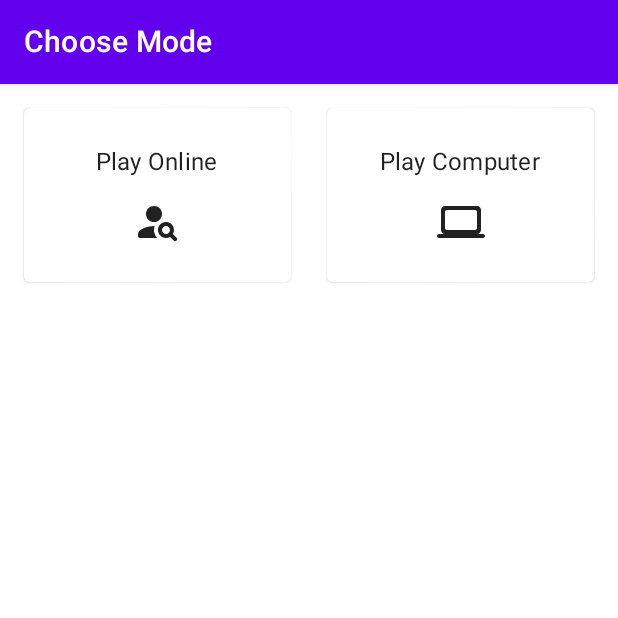
After one commit to jlmcdonnell/chess, an Android app built with Jetpack Compose: the ChooseModeScreen screen opened through its navigation route, on a phone screen of 412 x 824 dp, the top half of it. The commit adds this screen. Run offline under Robolectric (Android 15) with nearby library versions, the phone set to English and light mode, and no system bars; our stand-ins replace Dagger/Hilt's generated code.

Commit message:
Add ChooseModeScreen

```diff
--- a/app/build.gradle
+++ b/app/build.gradle
@@ -78,6 +78,7 @@ dependencies {
     implementation "androidx.compose.foundation:foundation:1.4.0-beta01"
     implementation "androidx.compose.material:material:1.4.0-beta01"
     implementation "androidx.compose.ui:ui-tooling-preview:1.4.0-beta01"
+    implementation "androidx.compose.material:material-icons-extended:1.3.1"
     debugImplementation "androidx.compose.ui:ui-tooling:1.4.0-beta01"
     debugImplementation "androidx.compose.runtime:runtime-tracing:1.0.0-alpha02"
 
--- a/app/src/main/java/dev/mcd/chess/ui/Routing.kt
+++ b/app/src/main/java/dev/mcd/chess/ui/Routing.kt
@@ -8,12 +8,19 @@ import androidx.navigation.compose.rememberNavController
 import androidx.navigation.navArgument
 import dev.mcd.chess.ui.screen.botgame.BotGameScreen
 import dev.mcd.chess.ui.screen.botselection.SelectBotScreen
+import dev.mcd.chess.ui.screen.choosemode.ChooseModeScreen
 import dev.mcd.chess.ui.screen.onlinegame.OnlineGameScreen
 
 @Composable
 fun Routing() {
     val navController = rememberNavController()
-    NavHost(navController, "/game/online") {
+    NavHost(navController, "/choosemode") {
+        composable("/choosemode") {
+            ChooseModeScreen(
+                onPlayOnline = { navController.navigate("/game/online") },
+                onPlayBot = { navController.navigate("/selectbot") },
+            )
+        }
         composable("/selectbot") {
             SelectBotScreen { bot, side -> navController.navigate("/game/bot/$bot/$side") }
         }
--- /dev/null
+++ b/app/src/main/java/dev/mcd/chess/ui/screen/choosemode/ChooseModeScreen.kt
@@ -0,0 +1,82 @@
+package dev.mcd.chess.ui.screen.choosemode
+
+import androidx.compose.foundation.clickable
+import androidx.compose.foundation.layout.Arrangement
+import androidx.compose.foundation.layout.Column
+import androidx.compose.foundation.layout.Row
+import androidx.compose.foundation.layout.Spacer
+import androidx.compose.foundation.layout.fillMaxSize
+import androidx.compose.foundation.layout.fillMaxWidth
+import androidx.compose.foundation.layout.height
+import androidx.compose.foundation.layout.padding
+import androidx.compose.foundation.layout.size
+import androidx.compose.foundation.layout.width
+import androidx.compose.material.Card
+import androidx.compose.material.Icon
+import androidx.compose.material.MaterialTheme
+import androidx.compose.material.Scaffold
+import androidx.compose.material.Text
+import androidx.compose.material.TopAppBar
+import androidx.compose.material.icons.Icons
+import androidx.compose.material.icons.rounded.Computer
+import androidx.compose.material.icons.rounded.PersonSearch
+import androidx.compose.runtime.Composable
+import androidx.compose.ui.Alignment
+import androidx.compose.ui.Modifier
+import androidx.compose.ui.graphics.vector.rememberVectorPainter
+import androidx.compose.ui.unit.dp
+
+@Composable
+fun ChooseModeScreen(onPlayOnline: () -> Unit, onPlayBot: () -> Unit) {
+    Scaffold(topBar = {
+        TopAppBar(title = { Text(text = "Choose Mode") })
+    }) {
+        Column(
+            modifier = Modifier
+                .padding(it)
+                .fillMaxSize(),
+            horizontalAlignment = Alignment.CenterHorizontally
+        ) {
+            Row(
+                modifier = Modifier
+                    .fillMaxWidth(1f)
+                    .padding(16.dp),
+                horizontalArrangement = Arrangement.SpaceEvenly,
+            ) {
+                Card(modifier = Modifier
+                    .weight(1f)
+                    .clickable { onPlayOnline() }) {
+                    Column(modifier = Modifier.padding(24.dp), horizontalAlignment = Alignment.CenterHorizontally) {
+                        Text(
+                            text = "Play Online",
+                            style = MaterialTheme.typography.subtitle1,
+                        )
+                        Spacer(modifier = Modifier.height(12.dp))
+                        Icon(
+                            modifier = Modifier.size(32.dp),
+                            painter = rememberVectorPainter(image = Icons.Rounded.PersonSearch),
+                            contentDescription = "Play Online"
+                        )
+                    }
+                }
+                Spacer(modifier = Modifier.width(24.dp))
+                Card(modifier = Modifier
+                    .weight(1f)
+                    .clickable { onPlayBot() }) {
+                    Column(modifier = Modifier.padding(24.dp), horizontalAlignment = Alignment.CenterHorizontally) {
+                        Text(
+                            text = "Play Computer",
+                            style = MaterialTheme.typography.subtitle1,
+                        )
+                        Spacer(modifier = Modifier.height(12.dp))
+                        Icon(
+                            modifier = Modifier.size(32.dp),
+                            painter = rememberVectorPainter(image = Icons.Rounded.Computer),
+                            contentDescription = "Play Computer"
+                        )
+                    }
+                }
+            }
+        }
+    }
+}
--- a/app/src/main/java/dev/mcd/chess/ui/screen/onlinegame/OnlineGameViewModel.kt
+++ b/app/src/main/java/dev/mcd/chess/ui/screen/onlinegame/OnlineGameViewModel.kt
@@ -19,6 +19,7 @@ import dev.mcd.chess.domain.player.HumanPlayer
 import dev.mcd.chess.domain.player.PlayerImage
 import kotlinx.coroutines.channels.Channel
 import kotlinx.coroutines.channels.SendChannel
+import kotlinx.coroutines.delay
 import kotlinx.coroutines.flow.collectLatest
 import kotlinx.coroutines.flow.filterNotNull
 import kotlinx.coroutines.flow.firstOrNull
```
Also changed, not shown: 1 other file.
